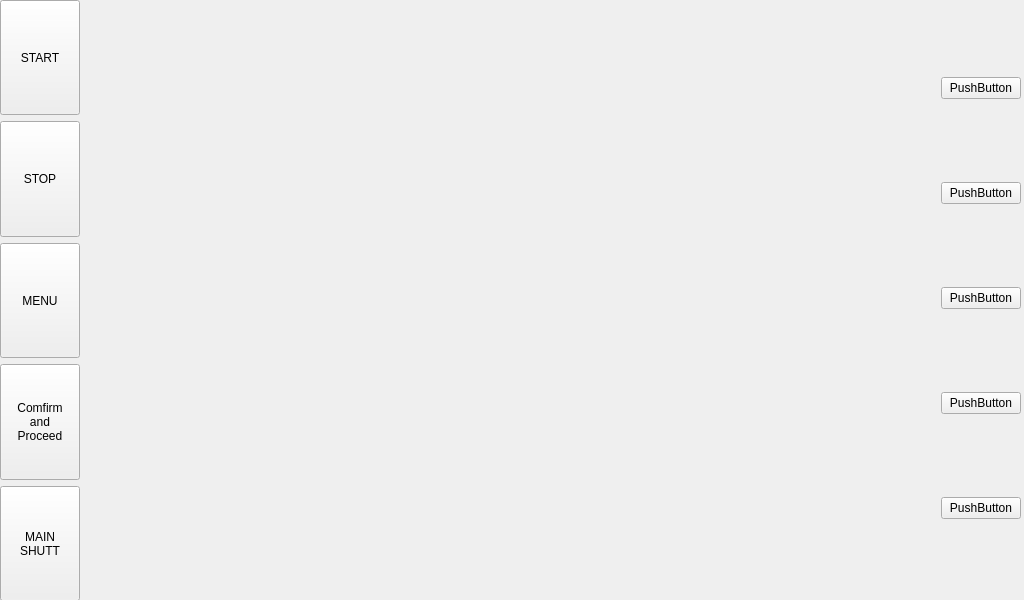
Before: the Qt Designer form SpineToAttachUI/mainwindow.ui in ysw502320030/ui_demo, drawn with Qt 5.
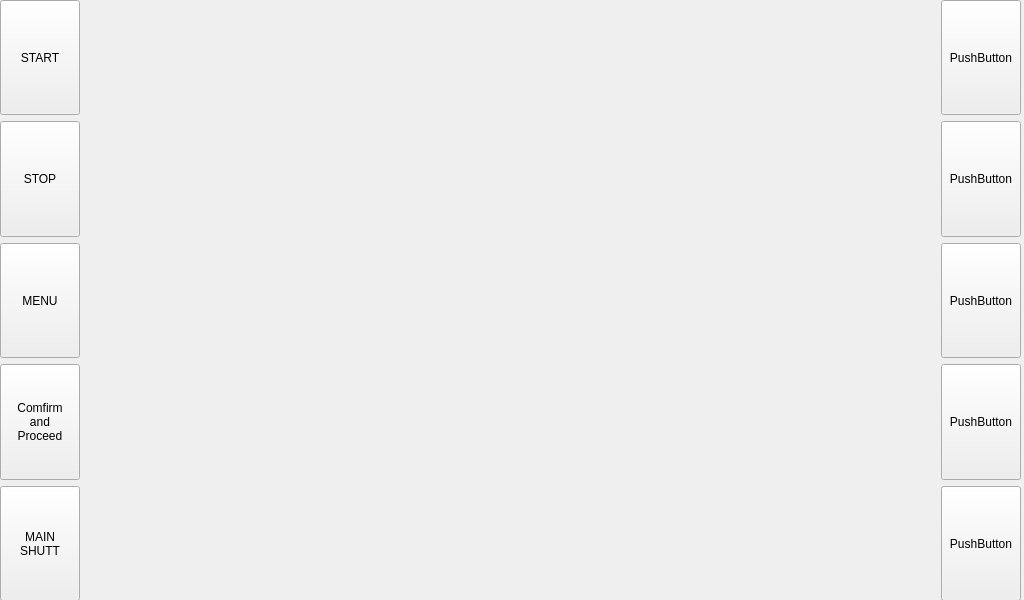
After: the same form once the commit is applied.

```diff
--- a/SpineToAttachUI/mainwindow.ui
+++ b/SpineToAttachUI/mainwindow.ui
@@ -129,6 +129,12 @@
        </property>
        <item>
         <widget class="QPushButton" name="pushButton_3">
+         <property name="sizePolicy">
+          <sizepolicy hsizetype="Minimum" vsizetype="Preferred">
+           <horstretch>0</horstretch>
+           <verstretch>0</verstretch>
+          </sizepolicy>
+         </property>
          <property name="text">
           <string>PushButton</string>
          </property>
@@ -136,6 +142,12 @@
        </item>
        <item>
         <widget class="QPushButton" name="pushButton_4">
+         <property name="sizePolicy">
+          <sizepolicy hsizetype="Minimum" vsizetype="Preferred">
+           <horstretch>0</horstretch>
+           <verstretch>0</verstretch>
+          </sizepolicy>
+         </property>
          <property name="text">
           <string>PushButton</string>
          </property>
@@ -143,6 +155,12 @@
        </item>
        <item>
         <widget class="QPushButton" name="pushButton_5">
+         <property name="sizePolicy">
+          <sizepolicy hsizetype="Minimum" vsizetype="Preferred">
+           <horstretch>0</horstretch>
+           <verstretch>0</verstretch>
+          </sizepolicy>
+         </property>
          <property name="text">
           <string>PushButton</string>
          </property>
@@ -150,6 +168,12 @@
        </item>
        <item>
         <widget class="QPushButton" name="pushButton_6">
+         <property name="sizePolicy">
+          <sizepolicy hsizetype="Minimum" vsizetype="Preferred">
+           <horstretch>0</horstretch>
+           <verstretch>0</verstretch>
+          </sizepolicy>
+         </property>
          <property name="text">
           <string>PushButton</string>
          </property>
@@ -157,6 +181,12 @@
        </item>
        <item>
         <widget class="QPushButton" name="pushButton_2">
+         <property name="sizePolicy">
+          <sizepolicy hsizetype="Minimum" vsizetype="Preferred">
+           <horstretch>0</horstretch>
+           <verstretch>0</verstretch>
+          </sizepolicy>
+         </property>
          <property name="text">
           <string>PushButton</string>
          </property>
```
